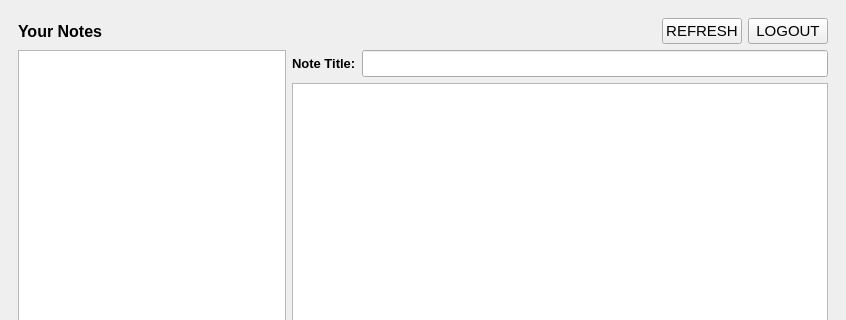
Qt form QFireNotes/mainwindow.ui (HasiruNMP/CloudNote) before a commit; both pictures show x 0 to 846 and y 0 to 320 of the 846 by 671 pixel window.
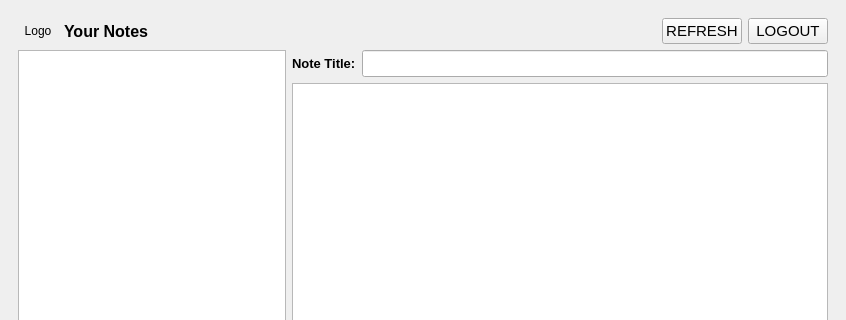
The same form after that commit. The open tabs and pages were chosen to show the change.

```diff
--- a/QFireNotes/mainwindow.ui
+++ b/QFireNotes/mainwindow.ui
@@ -667,7 +667,17 @@
       <widget class="QWidget" name="page_4">
        <layout class="QVBoxLayout" name="verticalLayout_16" stretch="1,10,0">
         <item>
-         <layout class="QHBoxLayout" name="horizontalLayout_24" stretch="9,0,1">
+         <layout class="QHBoxLayout" name="horizontalLayout_24" stretch="1,15,2,2">
+          <item>
+           <widget class="QLabel" name="noteLogo">
+            <property name="text">
+             <string>Logo</string>
+            </property>
+            <property name="alignment">
+             <set>Qt::AlignCenter</set>
+            </property>
+           </widget>
+          </item>
           <item>
            <widget class="QLabel" name="labelUsersNotes">
             <property name="font">
```
Left out of the diff: 2 changed lines with no effect on the pictures.
